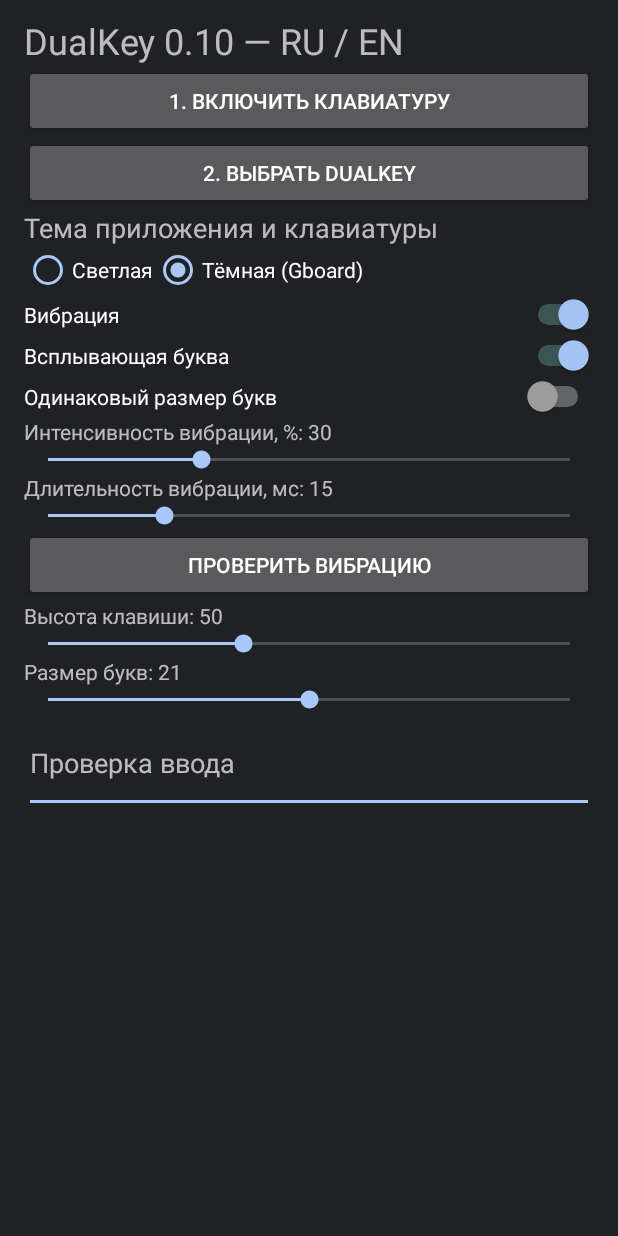
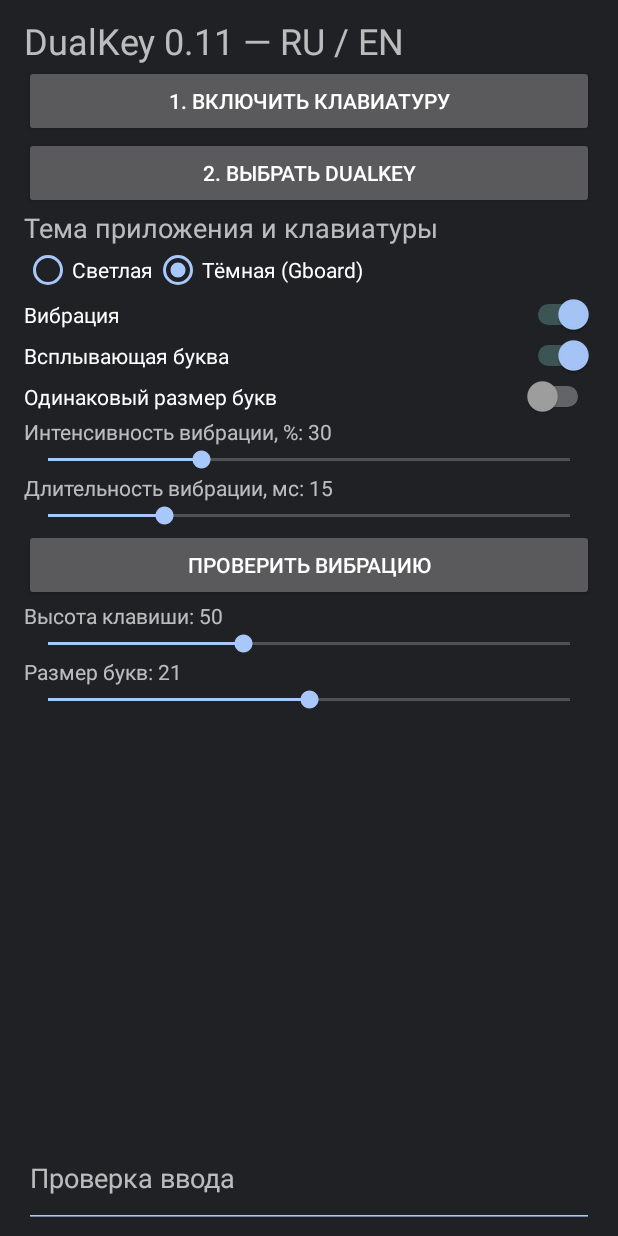
Before and after one commit to 65WebDev/Dual-keyboard, an Android app: the screen it shows after launch (SettingsActivity), on a phone screen of 412 x 824 dp. Run offline under Robolectric (Android 15) with nearby library versions, the phone set to English and light mode, and no system bars.

Commit message:
DualKey 0.11: pin test editor outside settings scroll and apply IME insets to root

```diff
--- a/app/build.gradle
+++ b/app/build.gradle
@@ -1,6 +1,6 @@
 plugins { id 'com.android.application'; id 'org.jetbrains.kotlin.android' }
 android { namespace 'com.dualkey.ime'; compileSdk 35
- defaultConfig { applicationId 'com.dualkey.ime'; minSdk 26; targetSdk 35; versionCode 10; versionName '0.10' }
+ defaultConfig { applicationId 'com.dualkey.ime'; minSdk 26; targetSdk 35; versionCode 11; versionName '0.11' }
  compileOptions { sourceCompatibility JavaVersion.VERSION_17; targetCompatibility JavaVersion.VERSION_17 }
  kotlinOptions { jvmTarget = '17' }
 }
--- a/app/src/main/java/com/dualkey/ime/SettingsActivity.kt
+++ b/app/src/main/java/com/dualkey/ime/SettingsActivity.kt
@@ -18,7 +18,7 @@ class SettingsActivity: Activity() {
  window.setSoftInputMode(android.view.WindowManager.LayoutParams.SOFT_INPUT_ADJUST_RESIZE)
  val l=LinearLayout(this).apply { orientation=1; setPadding(24,16,24,24) }
  fun button(s:String, f:()->Unit) { l.addView(Button(this).apply { text=s; setOnClickListener { f() } }) }
- l.addView(TextView(this).apply { text="DualKey 0.10 — RU / EN"; textSize=24f })
+ l.addView(TextView(this).apply { text="DualKey 0.11 — RU / EN"; textSize=24f })
  button("1. Включить клавиатуру") { startActivity(Intent(Settings.ACTION_INPUT_METHOD_SETTINGS)) }
  button("2. Выбрать DualKey") { getSystemService(InputMethodManager::class.java).showInputMethodPicker() }
  fun toggle(s:String,k:String,d:Boolean) { l.addView(Switch(this).apply { text=s; if(night){thumbTintList=android.content.res.ColorStateList(arrayOf(intArrayOf(android.R.attr.state_checked),intArrayOf()),intArrayOf(0xffa8c7fa.toInt(),0xffa0a0a0.toInt()))}; isChecked=p.getBoolean(k,d); setOnCheckedChangeListener { _,v->p.edit().putBoolean(k,v).apply() } }) }
@@ -35,20 +35,23 @@ class SettingsActivity: Activity() {
  button("Проверить вибрацию") { if(p.getBoolean("haptic",true) && !KeyVibration.play(this,p)) l.performHapticFeedback(android.view.HapticFeedbackConstants.KEYBOARD_TAP) }
  slider("Высота клавиши","height",38,70,50); slider("Размер букв","size",16,26,21)
  val editor=EditText(this).apply { id=701; hint="Проверка ввода"; minLines=2; backgroundTintList=accent }
- l.addView(editor)
- val scroll=ScrollView(this).apply { id=702; setBackgroundColor(bg); addView(l); clipToPadding=true }
- setContentView(scroll)
- scroll.setOnApplyWindowInsetsListener { v, insets ->
+ val scroll=ScrollView(this).apply { id=702; addView(l); clipToPadding=true }
+ val container=LinearLayout(this).apply {
+ orientation=1;setBackgroundColor(bg);isFocusableInTouchMode=true
+ addView(scroll,LinearLayout.LayoutParams(-1,0,1f))
+ addView(editor,LinearLayout.LayoutParams(-1,-2).apply{setMargins(24,0,24,8)})
+ }
+ if(android.os.Build.VERSION.SDK_INT>=30)window.setDecorFitsSystemWindows(false)
+ setContentView(container)
+ container.setOnApplyWindowInsetsListener { v,insets ->
  if(android.os.Build.VERSION.SDK_INT>=30){
  val bars=insets.getInsets(android.view.WindowInsets.Type.systemBars() or android.view.WindowInsets.Type.displayCutout())
  val ime=insets.getInsets(android.view.WindowInsets.Type.ime())
  v.setPadding(bars.left,bars.top,bars.right,maxOf(bars.bottom,ime.bottom))
- } else {v.setPadding(0,insets.systemWindowInsetTop,0,insets.systemWindowInsetBottom)}
- if(editor.hasFocus()) scroll.post { editor.requestRectangleOnScreen(android.graphics.Rect(0,0,editor.width,editor.height),true) }
+ }else{v.setPadding(0,insets.systemWindowInsetTop,0,0)}
  insets
  }
- scroll.requestApplyInsets()
- scroll.addOnLayoutChangeListener { _,_,_,_,_,_,_,_,_ -> if(editor.hasFocus()) scroll.post { editor.requestRectangleOnScreen(android.graphics.Rect(0,0,editor.width,editor.height),true) } }
- editor.setOnFocusChangeListener { _,focused -> if(focused) scroll.post { editor.requestRectangleOnScreen(android.graphics.Rect(0,0,editor.width,editor.height),true) } }
+ container.requestApplyInsets()
+ container.requestFocus()
  }
 }
```
Also changed, not shown: 1 other file.
